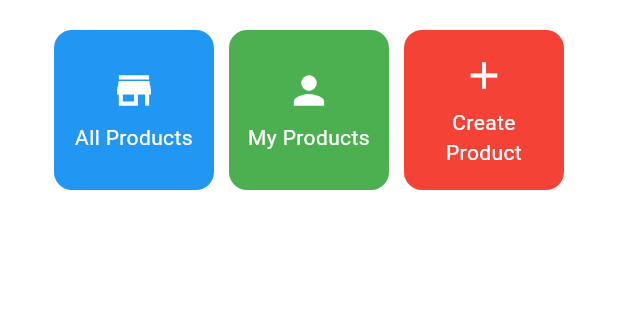
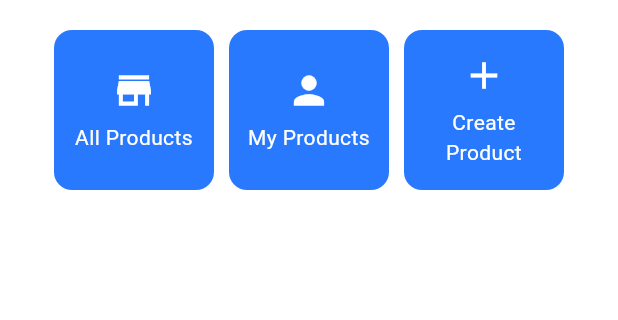
Before and after one commit to Rafsandeylora/Monokotil-Shop-mobile, a Flutter app: the screen it shows after launch, on a phone screen of 412 x 824 dp, the part 327-647 px from its top. Run offline on Flutter 3.47's test engine with Material 3 defaults, Android fonts, the light colour scheme and no system bars.

Commit message:
menyelesaikan tugas 8

```diff
--- a/lib/screens/menu.dart
+++ b/lib/screens/menu.dart
@@ -1,6 +1,6 @@
 import 'package:flutter/material.dart';
 import 'package:monokotil_shop/widgets/left_drawer.dart';
-import 'package:monokotil_shop/screens/newlist_form.dart';
+import 'package:monokotil_shop/widgets/new_card.dart';
 
 class MyHomePage extends StatelessWidget {
   MyHomePage({super.key}); //sudah ada pada code sebelumnya
@@ -138,57 +138,3 @@ class ItemHomepage {
   final Color color;
   ItemHomepage(this.name, this.icon, this.color);
 }
-
-class ItemCard extends StatelessWidget {
-  // Menampilkan kartu dengan ikon dan nama.
-
-  final ItemHomepage item;
-
-  const ItemCard(this.item, {super.key});
-
-  @override
-  Widget build(BuildContext context) {
-    return Material(
-      // Menentukan warna latar belakang dari tema aplikasi.
-      color: item.color,
-      // Membuat sudut kartu melengkung.
-      borderRadius: BorderRadius.circular(12),
-
-      child: InkWell(
-        // Aksi ketika kartu ditekan.
-        onTap: () {
-          // Menampilkan pesan SnackBar saat kartu ditekan.
-          ScaffoldMessenger.of(context)
-            ..hideCurrentSnackBar()
-            ..showSnackBar(
-                SnackBar(content: Text("Kamu telah menekan tombol ${item.name}!"))
-            );
-        },
-        // Container untuk menyimpan Icon dan Text
-        child: Container(
-          padding: const EdgeInsets.all(8),
-          child: Center(
-            child: Column(
-              // Menyusun ikon dan teks di tengah kartu.
-              mainAxisAlignment: MainAxisAlignment.center,
-              children: [
-                Icon(
-                  item.icon,
-                  color: Colors.white,
-                  size: 30.0,
-                ),
-                const Padding(padding: EdgeInsets.all(3)),
-                Text(
-                  item.name,
-                  textAlign: TextAlign.center,
-                  style: const TextStyle(color: Colors.white),
-                ),
-              ],
-            ),
-          ),
-        ),
-      ),
-    );
-  }
-
-}
```
Also changed, not shown: 1 other file.
